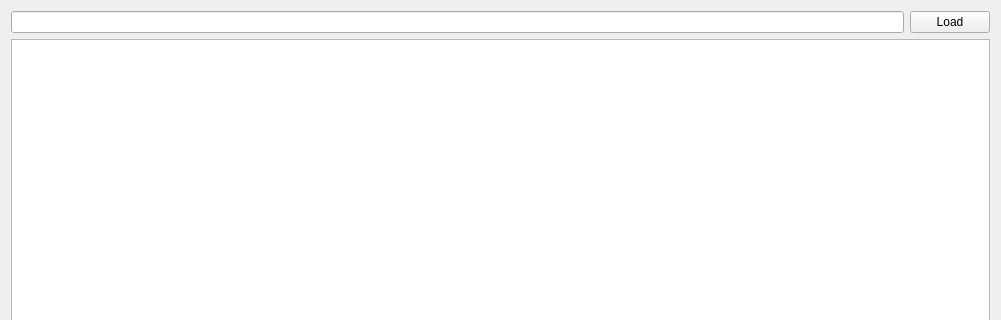
Digon84/handcraft_cost_analyzer, file src/ui/load_from_file_widget.ui: the form before one commit; both pictures show x 0 to 1001 and y 0 to 320 of the 1001 by 671 pixel window.
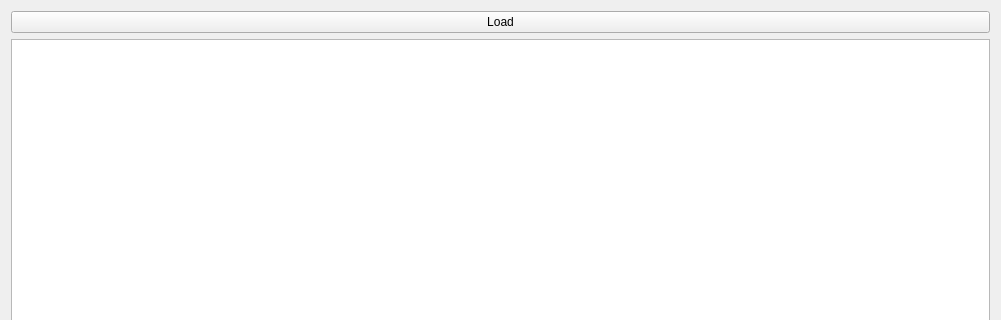
The form after the commit.

Commit message: Add widgets drafts

Diff of the .ui file:
```diff
--- a/src/ui/load_from_file_widget.ui
+++ b/src/ui/load_from_file_widget.ui
@@ -15,17 +15,14 @@
   </property>
   <layout class="QVBoxLayout" name="verticalLayout">
    <item>
-    <layout class="QGridLayout" name="gridLayout">
-     <item row="1" column="0">
-      <widget class="QLineEdit" name="lineEdit"/>
-     </item>
-     <item row="1" column="1">
       <widget class="QPushButton" name="pushButton">
        <property name="text">
         <string>Load</string>
        </property>
       </widget>
      </item>
+   <item>
+    <layout class="QGridLayout" name="gridLayout">
      <item row="3" column="0" colspan="2">
       <widget class="QTableWidget" name="tableWidget"/>
      </item>
```
Left out of the diff: 16 changed lines with no effect on the pictures. Lines whose indentation alone changed are shown as unchanged. The commit also changes 6 other files.
